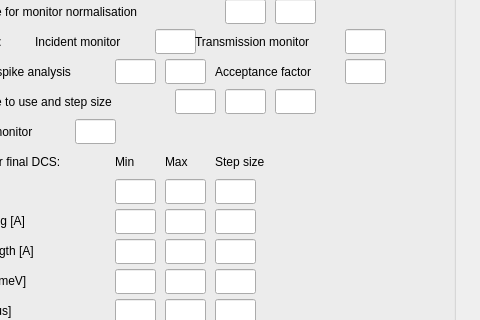
Old version of the form src/gui/widgets/ui_files/instrumentWidget.ui in the repository disorderedmaterials/GudPy; both pictures show x 125 to 605 and y 311 to 631 of the 605 by 875 pixel window.
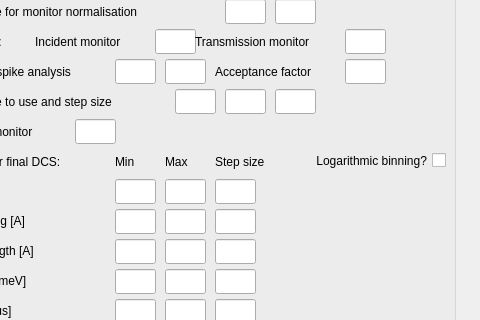
New version of the form.

Commit message: Populate InstrumentWidget with data from Instrument object.

```diff
--- a/src/gui/widgets/ui_files/instrumentWidget.ui
+++ b/src/gui/widgets/ui_files/instrumentWidget.ui
@@ -1055,6 +1055,22 @@
      <string>Spectrum number for output diagnostic files</string>
     </property>
    </widget>
+   <widget class="QCheckBox" name="logarithmicBinningCheckBox">
+    <property name="geometry">
+     <rect>
+      <x>390</x>
+      <y>370</y>
+      <width>161</width>
+      <height>23</height>
+     </rect>
+    </property>
+    <property name="layoutDirection">
+     <enum>Qt::RightToLeft</enum>
+    </property>
+    <property name="text">
+     <string>Logarithmic binning?</string>
+    </property>
+   </widget>
   </widget>
  </widget>
  <resources/>
```
Left out of the diff: 6 changed lines with no effect on the pictures. The commit also changes 3 other files.
